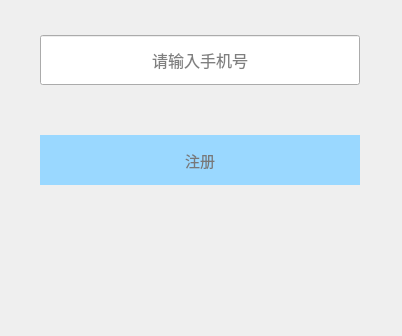
Old version of the form QQLoginWidget/resource/QQLoginWidget.ui in the repository somethinggo/QQ; both pictures show x 0 to 402 and y 215 to 551 of the 402 by 551 pixel window.
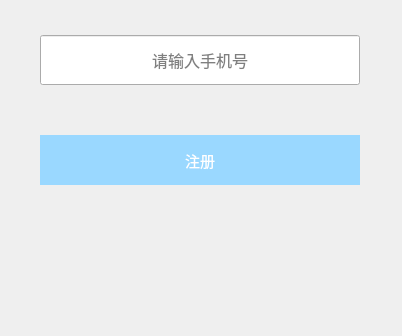
New version of the form. The open tabs and pages were chosen to show the change. Icons and pictures are not drawn. Custom widgets are drawn as their Qt base class.

```diff
--- a/QQLoginWidget/resource/QQLoginWidget.ui
+++ b/QQLoginWidget/resource/QQLoginWidget.ui
@@ -418,8 +418,8 @@
             <colorrole role="Button">
              <brush brushstyle="SolidPattern">
               <color alpha="255">
-               <red>154</red>
-               <green>216</green>
+               <red>0</red>
+               <green>153</green>
                <blue>255</blue>
               </color>
              </brush>
@@ -467,9 +467,9 @@
             <colorrole role="ButtonText">
              <brush brushstyle="SolidPattern">
               <color alpha="255">
-               <red>120</red>
-               <green>120</green>
-               <blue>120</blue>
+               <red>255</red>
+               <green>255</green>
+               <blue>255</blue>
               </color>
              </brush>
             </colorrole>
```
Left out of the diff: 730 changed lines with no effect on the pictures.
